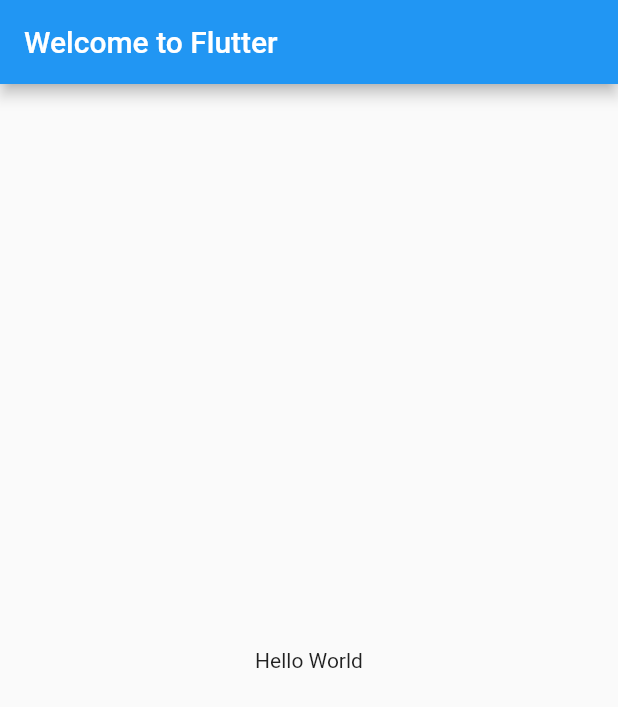
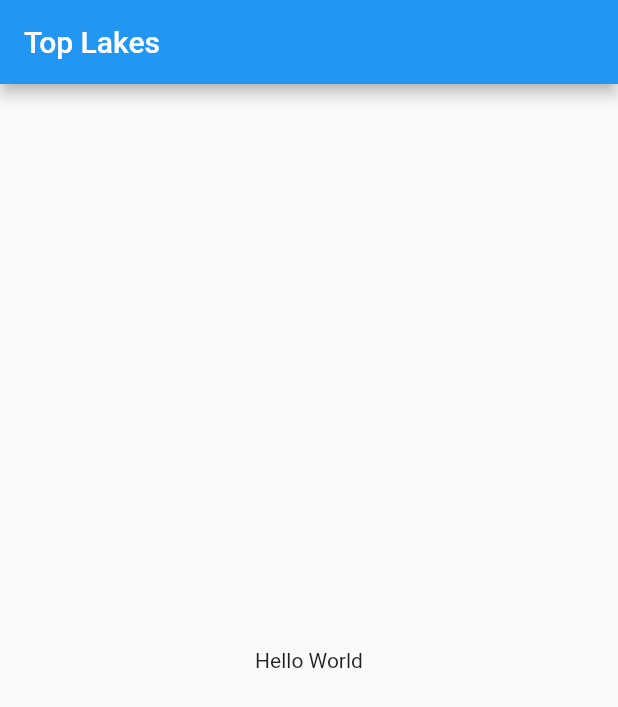
Before and after one commit to sano-suguru/flutter_layout_tutorial, a Flutter app: the screen it shows after launch, on a phone screen of 412 x 824 dp. Shown: the top 707 px of the screen. Run offline on Flutter 3.47's test engine with Material 2 defaults, Android fonts, the phone set to English and light mode, and no system bars.

Commit message:
code base

```diff
--- a/lib/main.dart
+++ b/lib/main.dart
@@ -9,7 +9,7 @@ class MyApp extends StatelessWidget {
       title: 'Welcome to Flutter',
       home: Scaffold(
         appBar: AppBar(
-          title: Text('Welcome to Flutter'),
+          title: Text('Top Lakes'),
         ),
         body: Center(
           child: Text('Hello World'),
```
